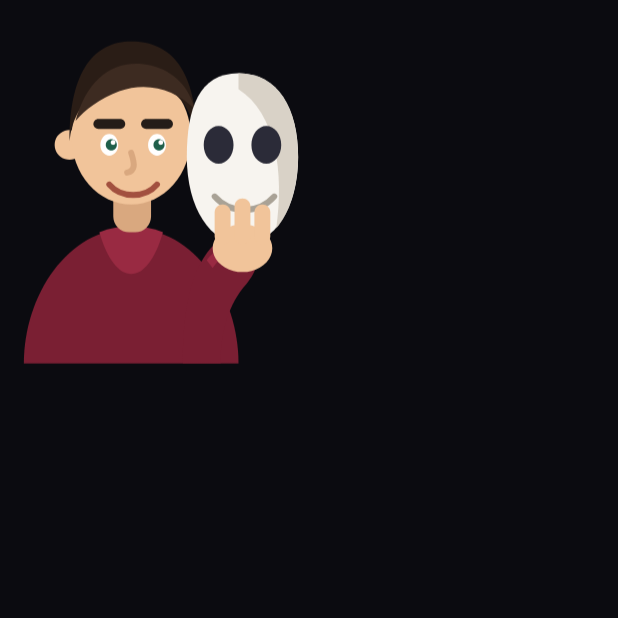
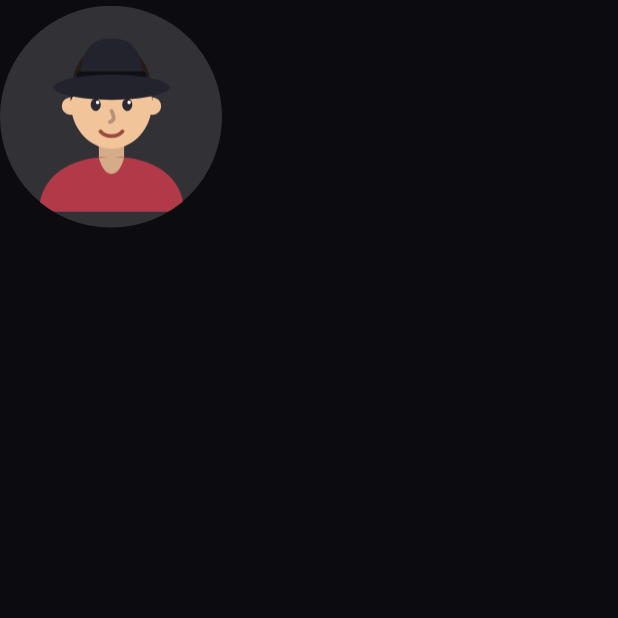
Before and after one commit to ToftMalone/Imposteur, an Android app built with Jetpack Compose: the composable FloatingLogo shown on its own in the app's theme, on a phone screen of 412 x 824 dp, the top half of it. Run offline under Robolectric (Android 15) with nearby library versions, the phone set to English and light mode, and no system bars.

Commit message:
Revert "Nouveau logo: un personnage au masque, sans fond circulaire" et le nettoyage associe
Annule ba4195e et 1881d62 a la demande de l'utilisateur: la release
v0.1.2 avait ete publiee sans avoir ete demandee. Retour exact a l'etat
publie en 0.1.1 (commit 2acfad2) -- verifie par diff vide.

Co-Authored-By: Claude Sonnet 5 <noreply@anthropic.com>
Claude-Session: https://claude.ai/code/session_018FuVUMmp7nMgRzg63VRuhG

```diff
--- a/app/src/main/java/com/toftmalone/imposteur/ui/components/AppLogo.kt
+++ /dev/null
@@ -1,27 +0,0 @@
-package com.toftmalone.imposteur.ui.components
-
-import androidx.compose.foundation.Image
-import androidx.compose.foundation.layout.aspectRatio
-import androidx.compose.runtime.Composable
-import androidx.compose.ui.Modifier
-import androidx.compose.ui.layout.ContentScale
-import androidx.compose.ui.res.painterResource
-import com.toftmalone.imposteur.R
-
-/** Ratio de la planche du logo (160 x 180). */
-private const val LOGO_ASPECT_RATIO = 160f / 180f
-
-/**
- * Le personnage du logo : un buste tenant un masque de théâtre, dessiné sans
- * fond pour qu'il se détache directement sur le dégradé de l'accueil et
- * déborde sur le mot « IMPOSTEUR ».
- */
-@Composable
-fun AppLogo(modifier: Modifier = Modifier) {
-    Image(
-        painter = painterResource(R.drawable.logo_imposteur),
-        contentDescription = null,
-        modifier = modifier.aspectRatio(LOGO_ASPECT_RATIO),
-        contentScale = ContentScale.Fit,
-    )
-}
--- a/app/src/main/java/com/toftmalone/imposteur/ui/screens/HomeScreen.kt
+++ b/app/src/main/java/com/toftmalone/imposteur/ui/screens/HomeScreen.kt
@@ -13,8 +13,6 @@ import androidx.compose.foundation.layout.Spacer
 import androidx.compose.foundation.layout.fillMaxSize
 import androidx.compose.foundation.layout.height
 import androidx.compose.foundation.layout.navigationBarsPadding
-import androidx.compose.foundation.layout.offset
-import androidx.compose.foundation.layout.width
 import androidx.compose.foundation.layout.padding
 import androidx.compose.foundation.layout.size
 import androidx.compose.foundation.layout.statusBarsPadding
@@ -41,7 +39,7 @@ import androidx.compose.ui.graphics.Color
 import androidx.compose.ui.graphics.graphicsLayer
 import androidx.compose.ui.text.style.TextAlign
 import androidx.compose.ui.unit.dp
-import com.toftmalone.imposteur.ui.components.AppLogo
+import com.toftmalone.imposteur.ui.components.AvatarArtwork
 import com.toftmalone.imposteur.ui.components.BrandBackground
 import com.toftmalone.imposteur.ui.components.PrimaryButton
 import com.toftmalone.imposteur.ui.components.SecondaryButton
@@ -74,21 +72,19 @@ fun HomeScreen(
 
             FloatingLogo()
 
-            // Décalages négatifs : le mot remonte sur le buste, si bien que le
-            // personnage a l'air de sortir du titre.
+            Spacer(Modifier.height(18.dp))
             Text(
                 text = "IMPOSTEUR",
                 style = MaterialTheme.typography.displayLarge,
                 color = Color.White,
                 textAlign = TextAlign.Center,
-                modifier = Modifier.offset(y = (-34).dp),
             )
+            Spacer(Modifier.height(8.dp))
             Text(
                 text = "Un mot. Un intrus.\nDémasquez-le avant qu'il ne vous piège.",
                 style = MaterialTheme.typography.bodyLarge,
                 color = Color.White.copy(alpha = 0.9f),
                 textAlign = TextAlign.Center,
-                modifier = Modifier.offset(y = (-26).dp),
             )
 
             Spacer(Modifier.weight(1f))
@@ -128,7 +124,7 @@ fun HomeScreen(
     }
 }
 
-/** Le personnage du logo, qui flotte doucement pour animer le menu. */
+/** The detective badge, gently bobbing so the menu feels alive. */
 @Composable
 private fun FloatingLogo() {
     val transition = rememberInfiniteTransition(label = "logo")
@@ -142,11 +138,17 @@ private fun FloatingLogo() {
         label = "float",
     )
 
-    AppLogo(
+    Box(
         modifier = Modifier
-            .width(212.dp)
-            .graphicsLayer { translationY = float },
-    )
+            .size(148.dp)
+            .graphicsLayer { translationY = float }
+            .clip(CircleShape)
+            .background(Color.White.copy(alpha = 0.16f)),
+        contentAlignment = Alignment.Center,
+    ) {
+        // Avatar 0 is the detective, which doubles as the app mark.
+        AvatarArtwork(avatar = 0, modifier = Modifier.size(126.dp))
+    }
 }
 
 /** Discreet nudge when GitHub reports a newer release. */
--- a/app/src/main/res/drawable/logo_imposteur.xml
+++ /dev/null
@@ -1,100 +0,0 @@
-<?xml version="1.0" encoding="utf-8"?>
-<vector xmlns:android="http://schemas.android.com/apk/res/android"
-    android:width="160dp"
-    android:height="180dp"
-    android:viewportWidth="160"
-    android:viewportHeight="180">
-    <path
-        android:fillColor="#7A1F33"
-        android:pathData="M12,180 C12,146 34,112 66,112 C98,112 120,146 120,180 Z" />
-    <path
-        android:fillColor="#992A42"
-        android:pathData="M50,114 C54,128 60,135 66,135 C72,135 78,128 82,114 C77,112 71,111 66,111 C61,111 55,112 50,114 Z" />
-    <path
-        android:fillColor="#D9A87F"
-        android:pathData="M65,88 h3 a8,8 0 0,1 8,8 v10 a8,8 0 0,1 -8,8 h-3 a8,8 0 0,1 -8,-8 v-10 a8,8 0 0,1 8,-8 Z" />
-    <path
-        android:fillColor="#F1C49A"
-        android:pathData="M27.5,70 a7.5,7.5 0 1,0 15,0 a7.5,7.5 0 1,0 -15,0 Z" />
-    <path
-        android:fillColor="#F1C49A"
-        android:pathData="M36,66 a30,34 0 1,0 60,0 a30,34 0 1,0 -60,0 Z" />
-    <path
-        android:fillColor="#2A1D16"
-        android:pathData="M35,68 C35,32 48,18 66,18 C86,18 99,32 99,68 C97,54 92,46 84,42 C74,37 56,38 47,45 C40,50 36,58 35,68 Z" />
-    <path
-        android:fillColor="#3D2B21"
-        android:pathData="M38,58 C44,36 58,26 76,30 C88,33 95,41 98,52 C88,42 74,38 60,43 C50,47 43,52 38,58 Z" />
-    <path
-        android:fillColor="#241C18"
-        android:pathData="M49.5,57 h11 a2.5,2.5 0 0,1 2.5,2.5 v0 a2.5,2.5 0 0,1 -2.5,2.5 h-11 a2.5,2.5 0 0,1 -2.5,-2.5 v-0 a2.5,2.5 0 0,1 2.5,-2.5 Z" />
-    <path
-        android:fillColor="#241C18"
-        android:pathData="M73.5,57 h11 a2.5,2.5 0 0,1 2.5,2.5 v0 a2.5,2.5 0 0,1 -2.5,2.5 h-11 a2.5,2.5 0 0,1 -2.5,-2.5 v-0 a2.5,2.5 0 0,1 2.5,-2.5 Z" />
-    <path
-        android:fillColor="#FFFFFF"
-        android:pathData="M50.5,70 a4.5,5.5 0 1,0 9,0 a4.5,5.5 0 1,0 -9,0 Z" />
-    <path
-        android:fillColor="#FFFFFF"
-        android:pathData="M74.5,70 a4.5,5.5 0 1,0 9,0 a4.5,5.5 0 1,0 -9,0 Z" />
-    <path
-        android:fillColor="#1F5F4A"
-        android:pathData="M53.2,70 a2.8,2.8 0 1,0 5.6,0 a2.8,2.8 0 1,0 -5.6,0 Z" />
-    <path
-        android:fillColor="#1F5F4A"
-        android:pathData="M77.2,70 a2.8,2.8 0 1,0 5.6,0 a2.8,2.8 0 1,0 -5.6,0 Z" />
-    <path
-        android:fillColor="#FFFFFF"
-        android:pathData="M55.7,68.8 a1.2,1.2 0 1,0 2.4,0 a1.2,1.2 0 1,0 -2.4,0 Z" />
-    <path
-        android:fillColor="#FFFFFF"
-        android:pathData="M79.7,68.8 a1.2,1.2 0 1,0 2.4,0 a1.2,1.2 0 1,0 -2.4,0 Z" />
-    <path
-        android:strokeColor="#D9A87F"
-        android:strokeWidth="3"
-        android:strokeLineCap="round"
-        android:strokeLineJoin="round"
-        android:pathData="M66,74 C68,80 68,83 64,84" />
-    <path
-        android:strokeColor="#A2503F"
-        android:strokeWidth="3"
-        android:strokeLineCap="round"
-        android:strokeLineJoin="round"
-        android:pathData="M55,90 C61,97 73,97 79,90" />
-    <path
-        android:fillColor="#7A1F33"
-        android:pathData="M92,180 C92,152 96,134 106,122 C112,115 122,114 127,120 C132,126 129,134 124,140 C115,150 111,164 111,180 Z" />
-    <path
-        android:fillColor="#992A42"
-        android:pathData="M104,128 C110,120 120,118 126,123 C121,122 112,124 107,132 Z" />
-    <path
-        android:fillColor="#F7F4EF"
-        android:pathData="M120,34 C140,34 150,52 150,76 C150,102 138,120 122,120 C106,120 94,102 94,76 C94,52 100,34 120,34 Z" />
-    <path
-        android:fillColor="#D9D2C7"
-        android:pathData="M120,34 C140,34 150,52 150,76 C150,90 146,104 139,112 C143,84 139,54 120,42 Z" />
-    <path
-        android:fillColor="#2B2B38"
-        android:pathData="M102.5,70 a7.5,9.5 0 1,0 15,0 a7.5,9.5 0 1,0 -15,0 Z" />
-    <path
-        android:fillColor="#2B2B38"
-        android:pathData="M126.5,70 a7.5,9.5 0 1,0 15,0 a7.5,9.5 0 1,0 -15,0 Z" />
-    <path
-        android:strokeColor="#A9A296"
-        android:strokeWidth="3"
-        android:strokeLineCap="round"
-        android:strokeLineJoin="round"
-        android:pathData="M108,96 C116,105 130,105 138,96" />
-    <path
-        android:fillColor="#F1C49A"
-        android:pathData="M107,122 a15,12 0 1,0 30,0 a15,12 0 1,0 -30,0 Z" />
-    <path
-        android:fillColor="#F1C49A"
-        android:pathData="M112,100 h0 a4,4 0 0,1 4,4 v12 a4,4 0 0,1 -4,4 h0 a4,4 0 0,1 -4,-4 v-12 a4,4 0 0,1 4,-4 Z" />
-    <path
-        android:fillColor="#F1C49A"
-        android:pathData="M122,97 h0 a4,4 0 0,1 4,4 v15 a4,4 0 0,1 -4,4 h0 a4,4 0 0,1 -4,-4 v-15 a4,4 0 0,1 4,-4 Z" />
-    <path
-        android:fillColor="#F1C49A"
-        android:pathData="M132,100 h0 a4,4 0 0,1 4,4 v12 a4,4 0 0,1 -4,4 h0 a4,4 0 0,1 -4,-4 v-12 a4,4 0 0,1 4,-4 Z" />
-</vector>
```
Also changed, not shown: 1 other file.
